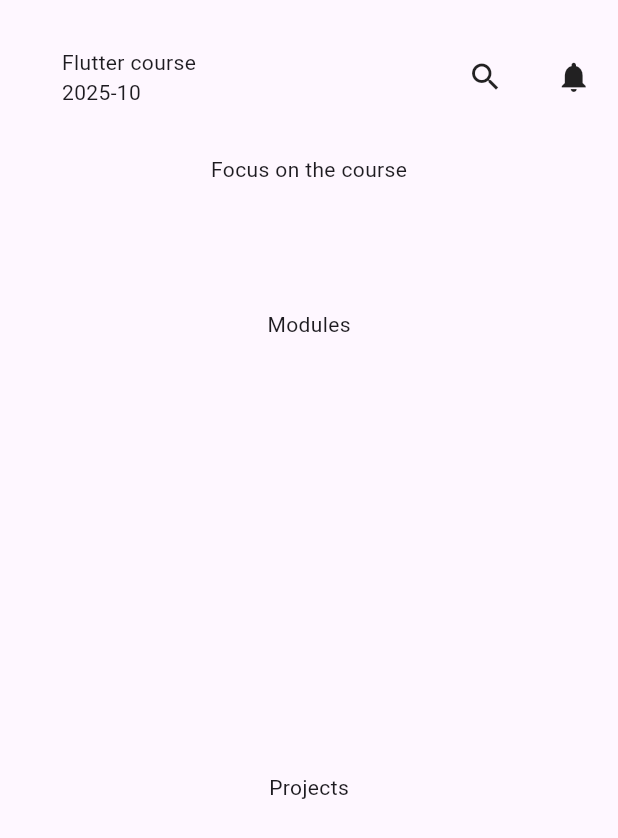
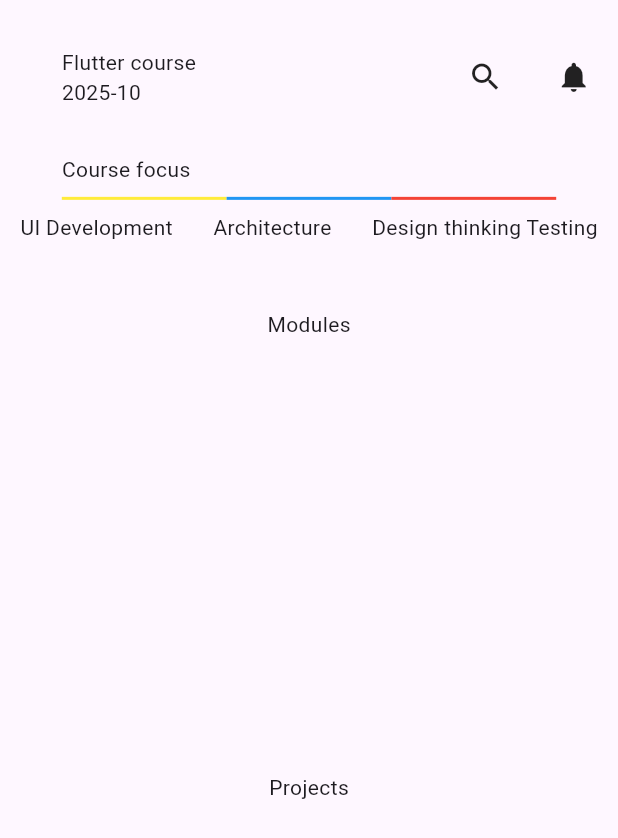
Before and after one commit to manuelmartinezr/automatic-lamp, a Flutter app: the screen it shows after launch, on a phone screen of 412 x 824 dp. Shown: the top 838 px of the screen. Run offline on Flutter 3.47's test engine with Material 3 defaults, Android fonts, the phone set to English and light mode, and no system bars.

Commit message:
add course focus layout

```diff
--- a/lib/ui/pages/flutter_course_page.dart
+++ b/lib/ui/pages/flutter_course_page.dart
@@ -15,7 +15,7 @@
             child: buildHeader(context),),
           Expanded(
             flex: 1,
-            child: buildCourseFocus(),),
+            child: buildCourseFocus(context),),
           Expanded(
             flex: 3,
             child: buildModules(),),
@@ -52,8 +52,43 @@
     ],);
   }
 
-  Widget buildCourseFocus() {
-    return const Text("Focus on the course");
+  Widget buildCourseFocus(context) {
+    return Column(
+      children: [
+        Row(children: [
+          Expanded(
+            flex: 2,
+            child: Padding(
+              padding: EdgeInsets.symmetric(horizontal: MediaQuery.of(context).size.width * 0.1),
+              child: Text('Course focus')))
+        ],),
+        SizedBox(height: MediaQuery.of(context).size.width * 0.02),
+        Row(children: [
+          Expanded(
+            flex: 1,
+            child: Padding(
+              padding: EdgeInsets.symmetric(horizontal: MediaQuery.of(context).size.width * 0.1),
+              child: Row(children: [
+                Expanded(child: Container(color: Colors.yellow, height: 2)),
+                Expanded(child: Container(color: Colors.blue, height: 2)),
+                Expanded(child: Container(color: Colors.red, height: 2)),
+              ],),
+            ),)
+        ],),
+        SizedBox(height: MediaQuery.of(context).size.width * 0.02),
+        Row(children: [
+          Expanded(
+            flex: 2,
+            child: Row(
+              mainAxisAlignment: MainAxisAlignment.spaceAround,
+              children: [
+                Text('UI Development'),
+                Text('Architecture'),
+                Text('Design thinking Testing')
+            ],))
+        ],),
+      ],
+    );
   }
 
   Widget buildModules() {
```
